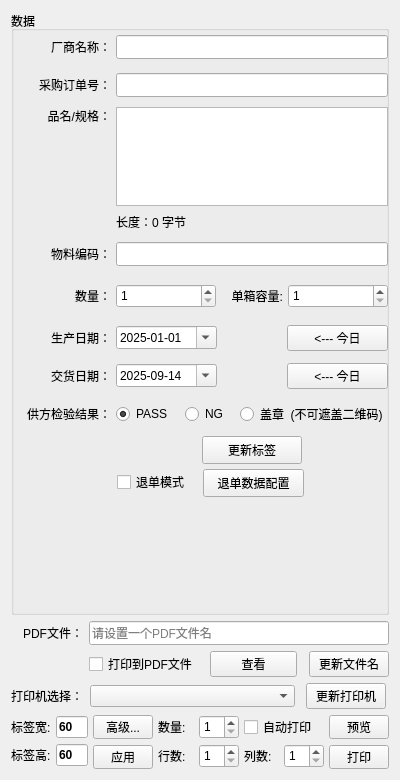
Old version of the form FramePrintControl.ui in the repository wlffeng2008/AkkoLabelPrinter.
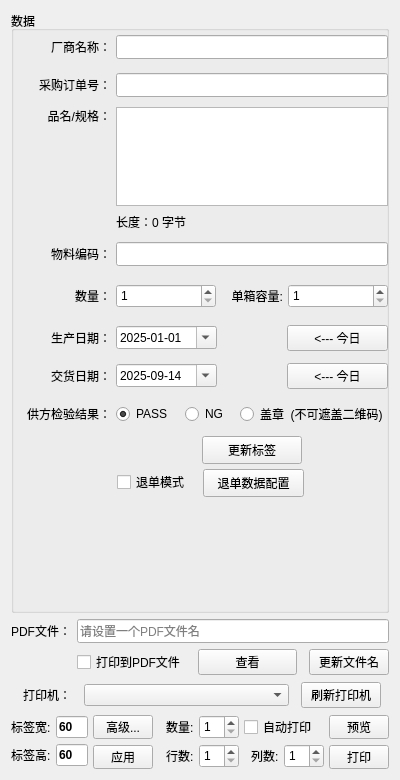
New version of the form.

What changed in the file:
```diff
--- a/FramePrintControl.ui
+++ b/FramePrintControl.ui
@@ -1112,7 +1112,7 @@
       </widget>
      </item>
      <item row="1" column="1">
-      <layout class="QHBoxLayout" name="horizontalLayout_9">
+      <layout class="QHBoxLayout" name="horizontalLayout_9" stretch="1,1,1">
        <property name="spacing">
         <number>12</number>
        </property>
@@ -1160,7 +1160,7 @@
      <item row="2" column="0">
       <widget class="QLabel" name="labelPrinter">
        <property name="text">
-        <string>打印机选择：</string>
+        <string>打印机：</string>
        </property>
        <property name="alignment">
         <set>Qt::AlignRight|Qt::AlignTrailing|Qt::AlignVCenter</set>
@@ -1169,8 +1169,17 @@
      </item>
      <item row="2" column="1">
       <layout class="QHBoxLayout" name="horizontalLayout_10" stretch="1,0">
-       <property name="spacing">
-        <number>10</number>
+       <property name="leftMargin">
+        <number>1</number>
+       </property>
+       <property name="topMargin">
+        <number>1</number>
+       </property>
+       <property name="rightMargin">
+        <number>1</number>
+       </property>
+       <property name="bottomMargin">
+        <number>1</number>
        </property>
        <item>
         <widget class="QComboBox" name="comboBoxPrinter">
@@ -1200,7 +1209,7 @@
           <cursorShape>PointingHandCursor</cursorShape>
          </property>
          <property name="text">
-          <string>更新打印机</string>
+          <string>刷新打印机</string>
          </property>
         </widget>
        </item>
@@ -1336,7 +1345,7 @@
       <layout class="QGridLayout" name="gridLayout_3">
        <item row="0" column="0">
         <layout class="QHBoxLayout" name="horizontalLayout_5">
-         <item>
+         <item alignment="Qt::AlignRight">
           <widget class="QLabel" name="label_19">
            <property name="text">
             <string>数量:</string>
@@ -1382,7 +1391,7 @@
        </item>
        <item row="1" column="0">
         <layout class="QHBoxLayout" name="horizontalLayout_6">
-         <item>
+         <item alignment="Qt::AlignRight">
           <widget class="QLabel" name="label_21">
            <property name="text">
             <string>行数:</string>
@@ -1418,7 +1427,7 @@
        </item>
        <item row="1" column="1">
         <layout class="QHBoxLayout" name="horizontalLayout_7">
-         <item>
+         <item alignment="Qt::AlignRight">
           <widget class="QLabel" name="label_20">
            <property name="text">
             <string>列数:</string>
```
